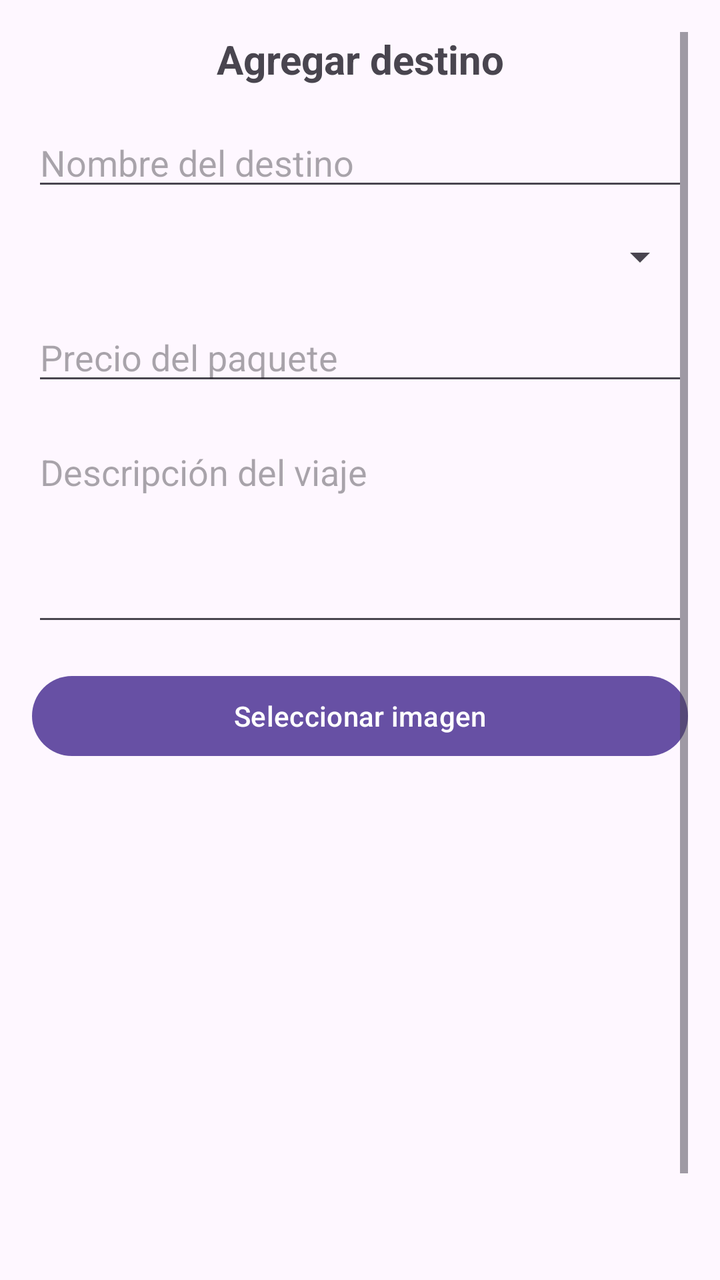
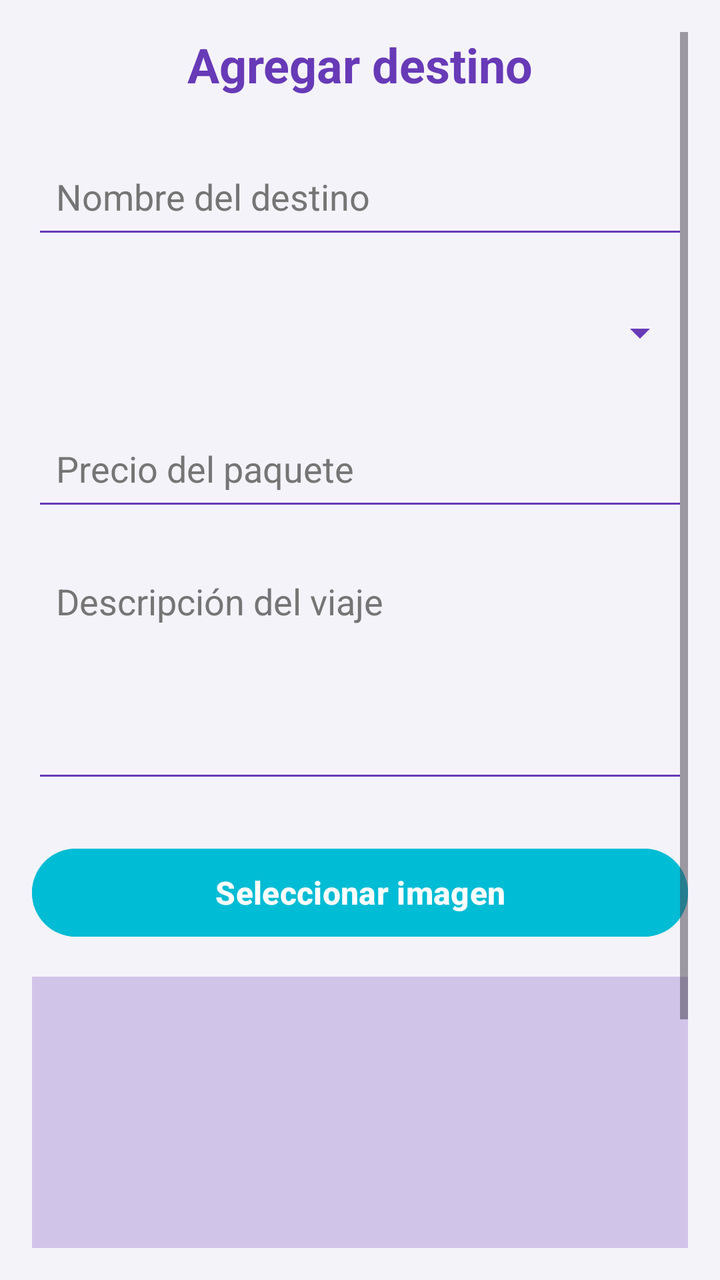

Before-and-after screenshots of an Android layout around one commit, followed by the original layout XML and the change that was made.
<!-- AndroidManifest.xml: application theme Theme.Desafio2_DSM -->
<!-- res/layout/activity_add_destination.xml -->
<?xml version="1.0" encoding="utf-8"?>
<ScrollView xmlns:android="http://schemas.android.com/apk/res/android"
    xmlns:tools="http://schemas.android.com/tools"
    android:layout_width="match_parent"
    android:layout_height="match_parent"
    android:padding="@dimen/padding_standard"
    tools:context=".AddDestinationActivity">

    <LinearLayout
        android:layout_width="match_parent"
        android:layout_height="wrap_content"
        android:orientation="vertical">

        <TextView
            android:layout_width="match_parent"
            android:layout_height="wrap_content"
            android:gravity="center"
            android:text="@string/add_destination"
            android:textSize="@dimen/text_size_title"
            android:textStyle="bold" />

        <EditText
            android:id="@+id/nameEditText"
            android:layout_width="match_parent"
            android:layout_height="wrap_content"
            android:layout_marginTop="@dimen/margin_medium"
            android:hint="@string/destination_name"
            android:inputType="text" />

        <Spinner
            android:id="@+id/countrySpinner"
            android:layout_width="match_parent"
            android:layout_height="wrap_content"
            android:layout_marginTop="@dimen/margin_medium" />

        <EditText
            android:id="@+id/priceEditText"
            android:layout_width="match_parent"
            android:layout_height="wrap_content"
            android:layout_marginTop="@dimen/margin_medium"
            android:hint="@string/price"
            android:inputType="numberDecimal" />

        <EditText
            android:id="@+id/descriptionEditText"
            android:layout_width="match_parent"
            android:layout_height="wrap_content"
            android:layout_marginTop="@dimen/margin_medium"
            android:gravity="top"
            android:hint="@string/description"
            android:inputType="textMultiLine"
            android:minLines="4" />

        <Button
            android:id="@+id/selectImageButton"
            android:layout_width="match_parent"
            android:layout_height="wrap_content"
            android:layout_marginTop="@dimen/margin_medium"
            android:text="@string/select_image" />

        <ImageView
            android:id="@+id/previewImageView"
            android:layout_width="match_parent"
            android:layout_height="220dp"
            android:layout_marginTop="@dimen/margin_medium"
            android:contentDescription="@string/select_image"
            android:scaleType="centerCrop" />

        <Button
            android:id="@+id/saveButton"
            android:layout_width="match_parent"
            android:layout_height="wrap_content"
            android:layout_marginTop="@dimen/margin_medium"
            android:text="@string/save" />

    </LinearLayout>

</ScrollView>
<!-- resources referenced by this layout -->
<resources>
  <dimen name="margin_medium">16dp</dimen>
  <dimen name="padding_standard">16dp</dimen>
  <dimen name="text_size_title">20sp</dimen>
  <string name="add_destination">Agregar destino</string>
  <string name="description">Descripción del viaje</string>
  <string name="destination_name">Nombre del destino</string>
  <string name="price">Precio del paquete</string>
  <string name="save">Guardar</string>
  <string name="select_image">Seleccionar imagen</string>
  <style name="Theme.Desafio2_DSM" parent="Base.Theme.Desafio2_DSM" />
  <style name="Base.Theme.Desafio2_DSM" parent="Theme.Material3.DayNight.NoActionBar">
          
          
      </style>
</resources>

<!-- the commit's change to res/layout/activity_add_destination.xml (unified diff, before → after) -->
@@ -3,6 +3,8 @@
     xmlns:tools="http://schemas.android.com/tools"
     android:layout_width="match_parent"
     android:layout_height="match_parent"
+    android:background="@color/background"
+    android:fillViewport="true"
     android:padding="@dimen/padding_standard"
     tools:context=".AddDestinationActivity">
 
@@ -14,64 +16,87 @@
         <TextView
             android:layout_width="match_parent"
             android:layout_height="wrap_content"
+            android:layout_marginBottom="@dimen/margin_large"
             android:gravity="center"
             android:text="@string/add_destination"
-            android:textSize="@dimen/text_size_title"
+            android:textColor="@color/primary"
+            android:textSize="@dimen/text_size_large"
             android:textStyle="bold" />
 
         <EditText
             android:id="@+id/nameEditText"
             android:layout_width="match_parent"
-            android:layout_height="wrap_content"
-            android:layout_marginTop="@dimen/margin_medium"
+            android:layout_height="@dimen/input_height"
+            android:backgroundTint="@color/primary"
             android:hint="@string/destination_name"
-            android:inputType="text" />
+            android:inputType="text"
+            android:padding="@dimen/input_padding"
+            android:textColor="@color/text_primary"
+            android:textColorHint="@color/text_secondary" />
 
         <Spinner
             android:id="@+id/countrySpinner"
             android:layout_width="match_parent"
-            android:layout_height="wrap_content"
-            android:layout_marginTop="@dimen/margin_medium" />
+            android:layout_height="@dimen/input_height"
+            android:layout_marginTop="@dimen/margin_medium"
+            android:backgroundTint="@color/primary" />
 
         <EditText
             android:id="@+id/priceEditText"
             android:layout_width="match_parent"
-            android:layout_height="wrap_content"
+            android:layout_height="@dimen/input_height"
             android:layout_marginTop="@dimen/margin_medium"
+            android:backgroundTint="@color/primary"
             android:hint="@string/price"
-            android:inputType="numberDecimal" />
+            android:inputType="numberDecimal"
+            android:padding="@dimen/input_padding"
+            android:textColor="@color/text_primary"
+            android:textColorHint="@color/text_secondary" />
 
         <EditText
             android:id="@+id/descriptionEditText"
             android:layout_width="match_parent"
-            android:layout_height="wrap_content"
+            android:layout_height="120dp"
             android:layout_marginTop="@dimen/margin_medium"
+            android:backgroundTint="@color/primary"
             android:gravity="top"
             android:hint="@string/description"
             android:inputType="textMultiLine"
-            android:minLines="4" />
+            android:padding="@dimen/input_padding"
+            android:textColor="@color/text_primary"
+            android:textColorHint="@color/text_secondary" />
 
         <Button
             android:id="@+id/selectImageButton"
             android:layout_width="match_parent"
-            android:layout_height="wrap_content"
-            android:layout_marginTop="@dimen/margin_medium"
-            android:text="@string/select_image" />
+            android:layout_height="@dimen/button_height"
+            android:layout_marginTop="@dimen/margin_large"
+            android:backgroundTint="@color/accent"
+            android:text="@string/select_image"
+            android:textColor="@color/white"
+            android:textSize="@dimen/text_size_normal"
+            android:textStyle="bold" />
 
         <ImageView
             android:id="@+id/previewImageView"
             android:layout_width="match_parent"
-            android:layout_height="220dp"
+            android:layout_height="@dimen/destination_image_height"
             android:layout_marginTop="@dimen/margin_medium"
+            android:background="@color/primary_light"
             android:contentDescription="@string/select_image"
             android:scaleType="centerCrop" />
 
         <Button
             android:id="@+id/saveButton"
             android:layout_width="match_parent"
-            android:layout_height="wrap_content"
-            android:layout_marginTop="@dimen/margin_medium"
-            android:text="@string/save" />
+            android:layout_height="@dimen/button_height"
+            android:layout_marginTop="@dimen/margin_large"
+            android:layout_marginBottom="@dimen/margin_large"
+            android:backgroundTint="@color/primary"
+            android:text="@string/save"
+            android:textColor="@color/white"
+            android:textSize="@dimen/text_size_normal"
+            android:textStyle="bold" />
 
     </LinearLayout>
 
<!-- resource entries referenced after the edit -->
@@ -1,8 +1,21 @@
 <!-- resources referenced by this layout -->
 <resources>
+  <color name="accent">#00BCD4</color>
+  <color name="background">#F5F3FA</color>
+  <color name="primary">#673AB7</color>
+  <color name="primary_light">#D1C4E9</color>
+  <color name="text_primary">#212121</color>
+  <color name="text_secondary">#757575</color>
+  <color name="white">#FFFFFF</color>
+  <dimen name="button_height">52dp</dimen>
+  <dimen name="destination_image_height">200dp</dimen>
+  <dimen name="input_height">52dp</dimen>
+  <dimen name="input_padding">12dp</dimen>
+  <dimen name="margin_large">24dp</dimen>
   <dimen name="margin_medium">16dp</dimen>
   <dimen name="padding_standard">16dp</dimen>
-  <dimen name="text_size_title">20sp</dimen>
+  <dimen name="text_size_large">24sp</dimen>
+  <dimen name="text_size_normal">16sp</dimen>
   <string name="add_destination">Agregar destino</string>
   <string name="description">Descripción del viaje</string>
   <string name="destination_name">Nombre del destino</string>
